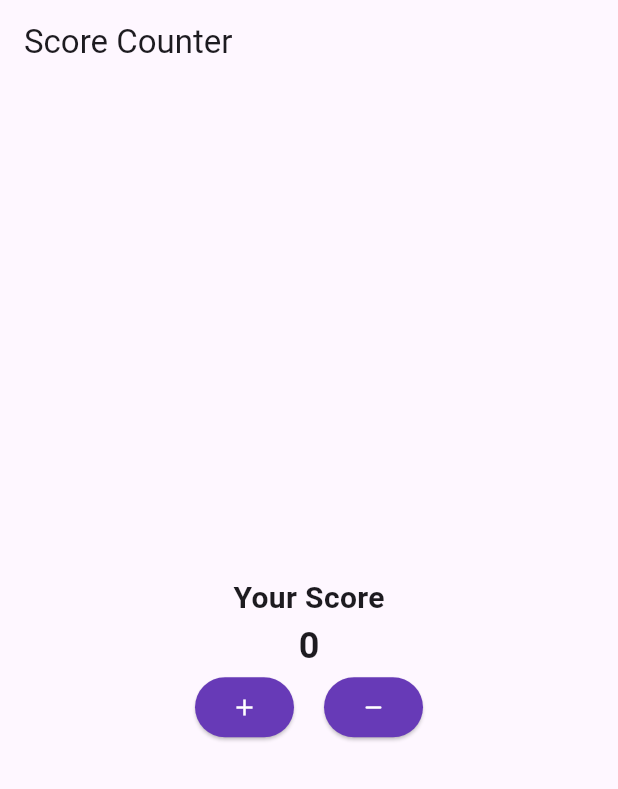
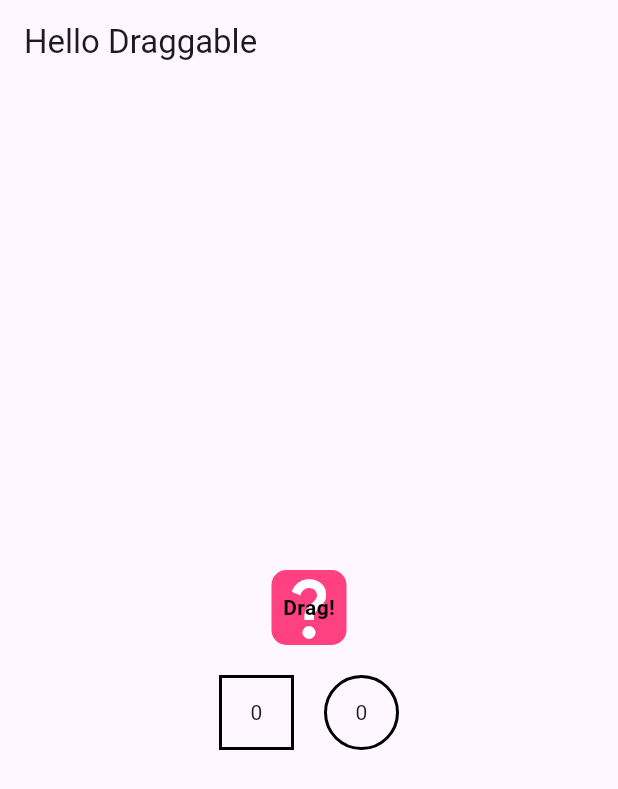
Before and after one commit to froggy1014/daily_flutter, a Flutter app: the screen it shows after launch, on a phone screen of 412 x 824 dp. Shown: the top 789 px of the screen. Run offline on Flutter 3.47's test engine with Material 3 defaults, Android fonts, the light colour scheme and no system bars.

Commit message:
0_intensice done

```diff
--- a/lib/main.dart
+++ b/lib/main.dart
@@ -1,4 +1,4 @@
-import 'package:dailiy_flutter/screen/0_basic.dart';
+import 'package:dailiy_flutter/screen/0_intensive.dart';
 import 'package:flutter/material.dart';
 
 void main() {
@@ -17,7 +17,7 @@
         colorScheme: ColorScheme.fromSeed(seedColor: Colors.deepPurple),
         useMaterial3: true,
       ),
-      home: const ScoreCounter(),
+      home: const HelloDraggable(),
     );
   }
 }
--- /dev/null
+++ b/lib/screen/0_intensive.dart
@@ -0,0 +1,179 @@
+import 'dart:math';
+
+import 'package:flutter/material.dart';
+
+enum Shape {
+  Circle,
+  Rectangle,
+}
+
+class HelloDraggable extends StatefulWidget {
+  const HelloDraggable({super.key});
+
+  @override
+  State<HelloDraggable> createState() => _HelloDraggableState();
+}
+
+class _HelloDraggableState extends State<HelloDraggable> {
+  int _left = 0;
+  int _right = 0;
+  int _point = 1;
+  Shape _shape = Shape.Circle;
+  double _borderWidth = 2.0;
+
+  @override
+  void initState() {
+    // TODO: implement initState
+    super.initState();
+    assignRandomShape();
+  }
+
+  void assignRandomShape() {
+    final random = Random();
+    final shapeIndex = random.nextInt(Shape.values.length);
+    setState(() {
+      _shape = Shape.values[shapeIndex];
+    });
+  }
+
+  void onMove(DragTargetDetails<int> details, Shape shape) {
+    if (_shape == shape) {
+      setState(() {
+        _borderWidth = 4.0; // Increase the border width
+      });
+    }
+  }
+
+  void onLeave() {
+    setState(() {
+      _borderWidth = 2.0; // Reset the border width
+    });
+  }
+
+  void onAccept(int data, Shape shape) {
+    if (_shape == shape) {
+      setState(() {
+        if (shape == Shape.Circle) {
+          _right += data;
+        } else {
+          _left += data;
+        }
+        onLeave();
+        assignRandomShape();
+      });
+    }
+  }
+
+  @override
+  Widget build(BuildContext context) {
+    return Scaffold(
+      appBar: AppBar(
+        title: const Text('Hello Draggable'),
+      ),
+      body: Padding(
+        padding: const EdgeInsets.symmetric(vertical: 20),
+        child: Center(
+          child: Column(
+              mainAxisAlignment: MainAxisAlignment.center,
+              children: <Widget>[
+                buildDragbody(_shape),
+                const SizedBox(height: 20),
+                Row(
+                  mainAxisAlignment: MainAxisAlignment.center,
+                  children: [
+                    buildDragTarget(Shape.Rectangle),
+                    const SizedBox(width: 20),
+                    buildDragTarget(Shape.Circle),
+                  ],
+                ),
+              ]),
+        ),
+      ),
+    );
+  }
+
+  Widget buildDragbody(Shape shape) {
+    return Draggable<int>(
+      data: _point,
+      feedback: Container(
+        decoration: BoxDecoration(
+          shape: _shape == Shape.Circle ? BoxShape.circle : BoxShape.rectangle,
+          border: Border.all(
+            color: Colors.black, // Border color
+            width: 2, // Border width
+          ),
+        ),
+        height: 50,
+        width: 50,
+        child: const Icon(Icons.move_up_sharp),
+      ),
+      childWhenDragging: Container(
+        decoration: BoxDecoration(
+          border: Border.all(
+            color: Colors.black, // Border color
+            width: 2, // Border width
+          ),
+        ),
+        height: 50,
+        width: 50,
+        child: const Center(
+          child: Icon(
+            Icons.question_mark,
+            color: Colors.black,
+            size: 20,
+          ),
+        ),
+      ),
+      child: Container(
+        decoration: BoxDecoration(
+          color: Colors.pinkAccent,
+          borderRadius: BorderRadius.circular(10),
+        ),
+        width: 50,
+        height: 50,
+        child: const Stack(
+          children: [
+            Icon(
+              Icons.question_mark,
+              color: Colors.white,
+              size: 50,
+            ),
+            Center(
+              child: Text('Drag!',
+                  style: TextStyle(
+                      color: Colors.black, fontWeight: FontWeight.bold)),
+            )
+          ],
+        ),
+      ),
+    );
+  }
+
+  Widget buildDragTarget(Shape shape) {
+    return DragTarget<int>(
+      builder: (
+        BuildContext context,
+        List<dynamic> accepted,
+        List<dynamic> rejected,
+      ) {
+        return Container(
+          decoration: BoxDecoration(
+            shape: shape == Shape.Circle ? BoxShape.circle : BoxShape.rectangle,
+            border: Border.all(
+              color: Colors.black, // Border color
+              width: _shape == shape ? _borderWidth : 2, // Border width
+            ),
+          ),
+          height: 50.0,
+          width: 50.0,
+          child: Center(
+            child: Text('${shape == Shape.Circle ? _right : _left}'),
+          ),
+        );
+      },
+      onMove: (details) => onMove(details, shape),
+      onLeave: (data) => onLeave(),
+      onAccept: (int data) => onAccept(data, shape),
+    );
+  }
+}
```
